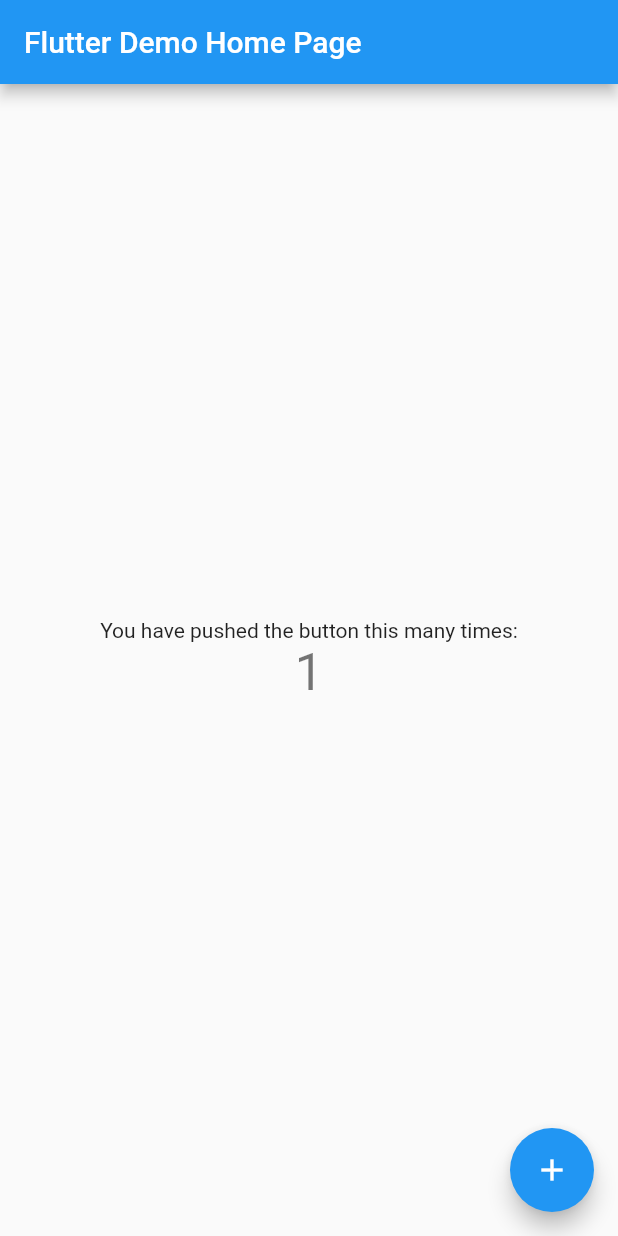
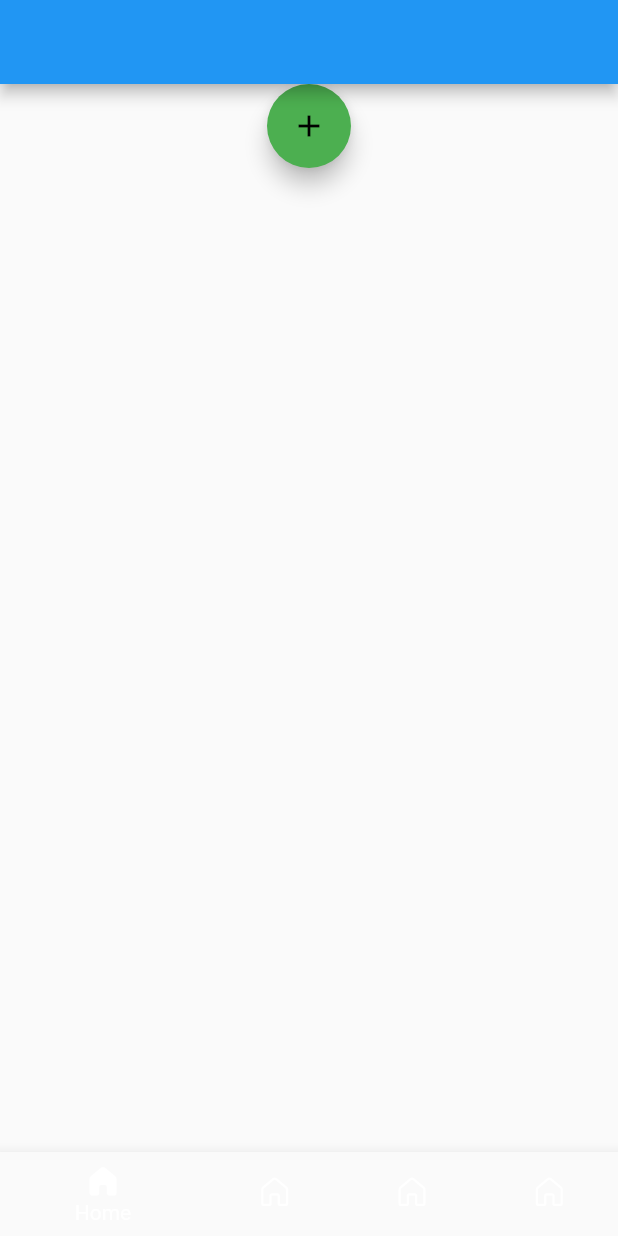
Before and after one commit to Datta2119/task_management, a Flutter app: the screen it shows after launch, after a tap on the "add" icon, on a phone screen of 412 x 824 dp. Run offline on Flutter 3.47's test engine with Material 2 defaults, Android fonts, the light colour scheme and no system bars; our stand-ins replace fluentui_icons.

Commit message:
home screen file added

```diff
--- a/lib/main.dart
+++ b/lib/main.dart
@@ -1,4 +1,5 @@
 import 'package:flutter/material.dart';
+import 'package:task_management/screens/home_screen.dart';
 
 void main() {
   runApp(const MyApp());
@@ -11,6 +12,7 @@
   @override
   Widget build(BuildContext context) {
     return MaterialApp(
+      debugShowCheckedModeBanner: false,
       title: 'Flutter Demo',
       theme: ThemeData(
         // This is the theme of your application.
@@ -24,92 +26,7 @@
         // is not restarted.
         primarySwatch: Colors.blue,
       ),
-      home: const MyHomePage(title: 'Flutter Demo Home Page'),
+      home: const HomeScreen(),
     );
   }
 }
-
-class MyHomePage extends StatefulWidget {
-  const MyHomePage({super.key, required this.title});
-
-  // This widget is the home page of your application. It is stateful, meaning
-  // that it has a State object (defined below) that contains fields that affect
-  // how it looks.
-
-  // This class is the configuration for the state. It holds the values (in this
-  // case the title) provided by the parent (in this case the App widget) and
-  // used by the build method of the State. Fields in a Widget subclass are
-  // always marked "final".
-
-  final String title;
-
-  @override
-  State<MyHomePage> createState() => _MyHomePageState();
-}
-
-class _MyHomePageState extends State<MyHomePage> {
-  int _counter = 0;
-
-  void _incrementCounter() {
-    setState(() {
-      // This call to setState tells the Flutter framework that something has
-      // changed in this State, which causes it to rerun the build method below
-      // so that the display can reflect the updated values. If we changed
-      // _counter without calling setState(), then the build method would not be
-      // called again, and so nothing would appear to happen.
-      _counter++;
-    });
-  }
-
-  @override
-  Widget build(BuildContext context) {
-    // This method is rerun every time setState is called, for instance as done
-    // by the _incrementCounter method above.
-    //
-    // The Flutter framework has been optimized to make rerunning build methods
-    // fast, so that you can just rebuild anything that needs updating rather
-    // than having to individually change instances of widgets.
-    return Scaffold(
-      appBar: AppBar(
-        // Here we take the value from the MyHomePage object that was created by
-        // the App.build method, and use it to set our appbar title.
-        title: Text(widget.title),
-      ),
-      body: Center(
-        // Center is a layout widget. It takes a single child and positions it
-        // in the middle of the parent.
-        child: Column(
-          // Column is also a layout widget. It takes a list of children and
-          // arranges them vertically. By default, it sizes itself to fit its
-          // children horizontally, and tries to be as tall as its parent.
-          //
-          // Invoke "debug painting" (press "p" in the console, choose the
-          // "Toggle Debug Paint" action from the Flutter Inspector in Android
-          // Studio, or the "Toggle Debug Paint" command in Visual Studio Code)
-          // to see the wireframe for each widget.
-          //
-          // Column has various properties to control how it sizes itself and
-          // how it positions its children. Here we use mainAxisAlignment to
-          // center the children vertically; the main axis here is the vertical
-          // axis because Columns are vertical (the cross axis would be
-          // horizontal).
-          mainAxisAlignment: MainAxisAlignment.center,
-          children: <Widget>[
-            const Text(
-              'You have pushed the button this many times:',
-            ),
-            Text(
-              '$_counter',
-              style: Theme.of(context).textTheme.headline4,
-            ),
-          ],
-        ),
-      ),
-      floatingActionButton: FloatingActionButton(
-        onPressed: _incrementCounter,
-        tooltip: 'Increment',
-        child: const Icon(Icons.add),
-      ), // This trailing comma makes auto-formatting nicer for build methods.
-    );
-  }
-}
--- /dev/null
+++ b/lib/screens/home_screen.dart
@@ -0,0 +1,60 @@
+import 'package:fluentui_icons/fluentui_icons.dart';
+import 'package:flutter/material.dart';
+
+class HomeScreen extends StatefulWidget {
+  const HomeScreen({Key? key}) : super(key: key);
+
+  @override
+  State<HomeScreen> createState() => _HomeScreenState();
+}
+
+class _HomeScreenState extends State<HomeScreen> {
+  @override
+  Widget build(BuildContext context) {
+    return Scaffold(
+
+      appBar: AppBar(),
+
+      body: ListView(
+        children: [
+          FloatingActionButton(
+            backgroundColor: Colors.green,
+            foregroundColor: Colors.black,
+            onPressed: () {
+            //  pass
+            },
+            child: const Icon(Icons.add),
+          )
+        ],
+      ),
+
+      bottomNavigationBar: BottomNavigationBar(
+        items: const [
+          BottomNavigationBarItem(
+            icon: Icon(FluentSystemIcons.ic_fluent_home_regular),
+            activeIcon: Icon(FluentSystemIcons.ic_fluent_home_filled),
+            label: 'Home',
+          ),
+
+          BottomNavigationBarItem(
+            icon: Icon(FluentSystemIcons.ic_fluent_home_regular),
+            activeIcon: Icon(FluentSystemIcons.ic_fluent_home_filled),
+            label: 'Home',
+          ),
+
+          BottomNavigationBarItem(
+            icon: Icon(FluentSystemIcons.ic_fluent_home_regular),
+            activeIcon: Icon(FluentSystemIcons.ic_fluent_home_filled),
+            label: 'Home',
+          ),
+
+          BottomNavigationBarItem(
+            icon: Icon(FluentSystemIcons.ic_fluent_home_regular),
+            activeIcon: Icon(FluentSystemIcons.ic_fluent_home_filled),
+            label: 'Home',
+          ),
+        ],
+    ),
+    );
+  }
+}
--- a/pubspec.yaml
+++ b/pubspec.yaml
@@ -36,6 +36,7 @@
   # The following adds the Cupertino Icons font to your application.
   # Use with the CupertinoIcons class for iOS style icons.
   cupertino_icons: ^1.0.2
+  fluentui_icons: ^1.0.0
 
 dev_dependencies:
   flutter_test:
```
Also changed, not shown: pubspec.lock.
